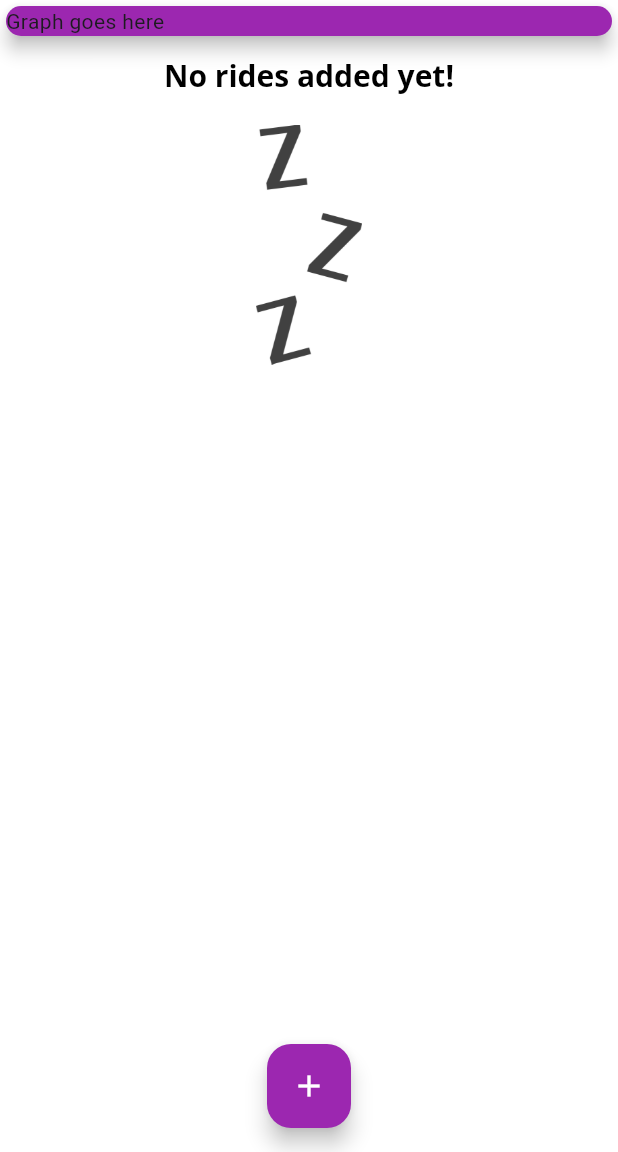
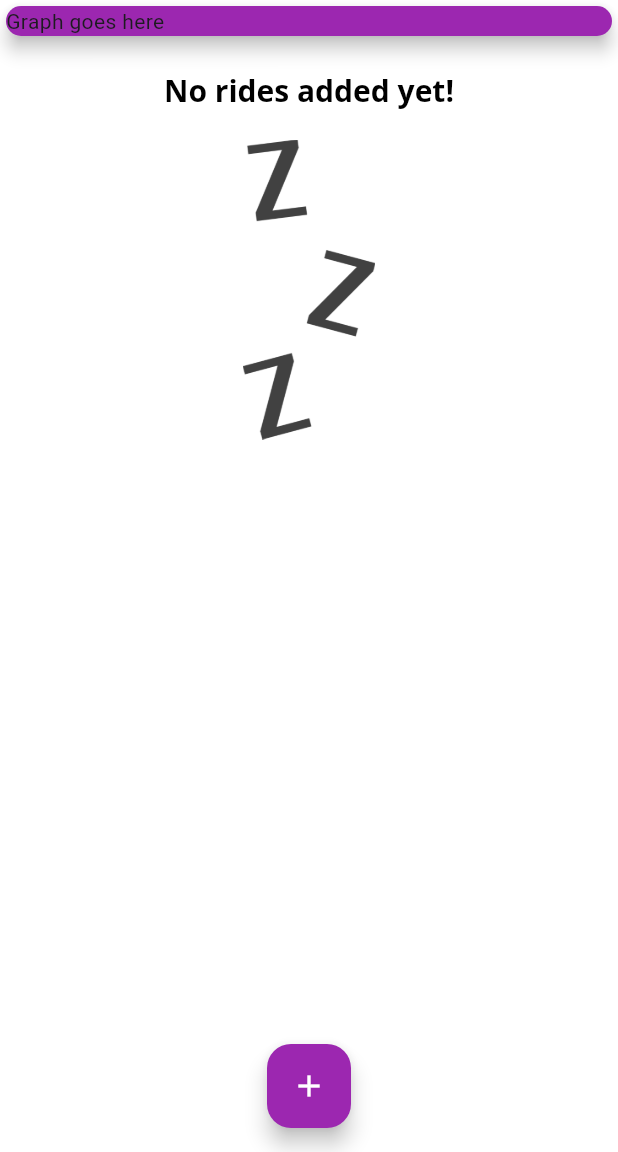
Before and after one commit to ArturMota19/flutterMaestry, a Flutter app: the screen it shows after launch, on a phone screen of 412 x 824 dp, the part 84-1236 px from its top. Run offline on Flutter 3.47's test engine with Material 3 defaults, Android fonts, the phone set to English and light mode, and no system bars.

```diff
--- a/expenses/lib/components/rides_list.dart
+++ b/expenses/lib/components/rides_list.dart
@@ -18,16 +18,16 @@ class RidesList extends StatelessWidget {
   @override
   Widget build(BuildContext context) {
     return Container(
-      padding: const EdgeInsets.all(10.0),
       height: 600.0,
       child: rides.isEmpty ? Column(
         children: <Widget>[
+          const SizedBox(height: 20.0),
           Text(
             'No rides added yet!',
             style: Theme.of(context).textTheme.titleLarge,
           ),
+          const SizedBox(height: 20.0),
           Container(
-            padding: const EdgeInsets.all(20.0),
             height: 200.0,
             child: Image.asset(
               'assets/images/waiting.png',
```
